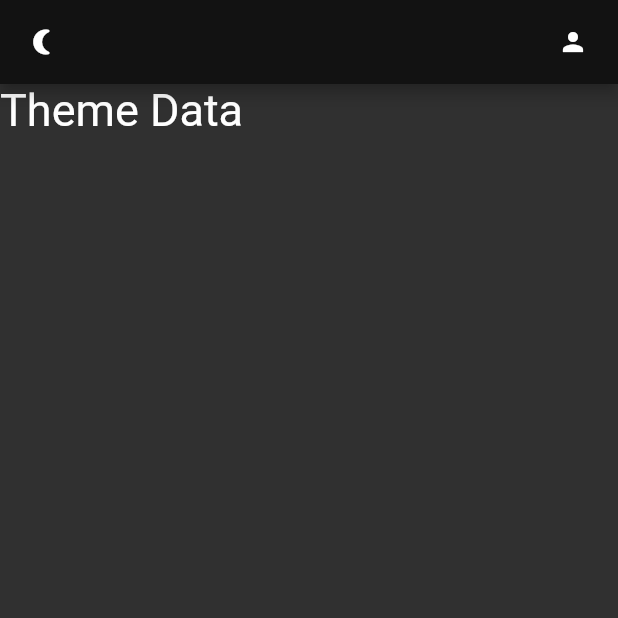
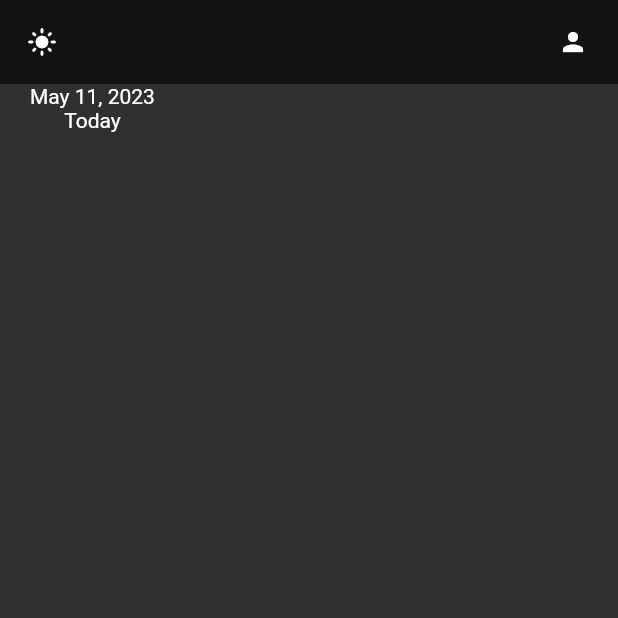
Before and after one commit to wnal4634/flutter_app, a Flutter app: the screen it shows after launch, after a tap on the "nightlight round" icon, on a phone screen of 412 x 824 dp, the top half of it. Run offline on Flutter 3.47's test engine with Material 2 defaults, Android fonts, the light colour scheme and no system bars; our stand-ins replace flutter_local_notifications, get, get_storage, table_calendar, timezone.

Commit message:
edit theme change, little date

```diff
--- a/lib/services/noti_services.dart
+++ b/lib/services/noti_services.dart
@@ -1 +1,133 @@
-class NotifyHelper {}
+import 'package:flutter/material.dart';
+import 'package:flutter_local_notifications/flutter_local_notifications.dart';
+import 'package:get/get.dart';
+import 'package:timezone/data/latest.dart' as tz;
+import 'package:timezone/timezone.dart' as tz;
+
+class NotifyHelper {
+  FlutterLocalNotificationsPlugin flutterLocalNotificationsPlugin =
+      FlutterLocalNotificationsPlugin(); //
+
+  initializeNotification() async {
+    tz.initializeTimeZones();
+    // final String timeZoneName = await FlutterNativeTimezone.getLocalTimezone();
+    // tz.setLocalLocation(tz.getLocation(timeZoneName));
+    final IOSInitializationSettings initializationSettingsIOS =
+        IOSInitializationSettings(
+      requestSoundPermission: false,
+      requestBadgePermission: false,
+      requestAlertPermission: false,
+      onDidReceiveLocalNotification: onDidReceiveLocalNotification,
+    );
+
+    const AndroidInitializationSettings initializationSettingsAndroid =
+        AndroidInitializationSettings(
+      'appicon',
+    );
+
+    final InitializationSettings initializationSettings =
+        InitializationSettings(
+      iOS: initializationSettingsIOS,
+      android: initializationSettingsAndroid,
+    );
+
+    await flutterLocalNotificationsPlugin.initialize(
+      initializationSettings,
+      onSelectNotification: selectNotification,
+    );
+  }
+
+  displayNotification({required String title, required String body}) async {
+    print("doing test");
+    var androidPlatformChannelSpecifics = const AndroidNotificationDetails(
+      'your channel id',
+      'your channel name',
+      importance: Importance.max,
+      priority: Priority.high,
+      icon: 'appicon',
+    );
+    var iOSPlatformChannelSpecifics = const IOSNotificationDetails();
+    var platformChannelSpecifics = NotificationDetails(
+      android: androidPlatformChannelSpecifics,
+      iOS: iOSPlatformChannelSpecifics,
+    );
+    await flutterLocalNotificationsPlugin.show(
+      0,
+      title,
+      body,
+      platformChannelSpecifics,
+      payload: 'It could be anything you pass',
+    );
+  }
+
+  scheduledNotification() async {
+    await flutterLocalNotificationsPlugin.zonedSchedule(
+        0,
+        'scheduled title',
+        'theme changes 5 seconds ago',
+        tz.TZDateTime.now(tz.local)
+            .add(const Duration(days: 0, minutes: 0, seconds: 5)),
+        const NotificationDetails(
+            android: AndroidNotificationDetails(
+          'your channel id',
+          'your channel name',
+        )),
+        androidAllowWhileIdle: true,
+        uiLocalNotificationDateInterpretation:
+            UILocalNotificationDateInterpretation.absoluteTime);
+  }
+
+  void requestIOSPermissions() {
+    flutterLocalNotificationsPlugin
+        .resolvePlatformSpecificImplementation<
+            IOSFlutterLocalNotificationsPlugin>()
+        ?.requestPermissions(
+          alert: true,
+          badge: true,
+          sound: true,
+        );
+  }
+
+  Future selectNotification(String? payload) async {
+    if (payload != null) {
+      print('notification payload: $payload');
+    } else {
+      print("Notification Done");
+    }
+    Get.to(
+      () => Container(
+        color: Colors.white,
+      ),
+    );
+  }
+
+  Future onDidReceiveLocalNotification(
+      int id, String? title, String? body, String? payload) async {
+    // display a dialog with the notification details, tap ok to go to another page
+    // showDialog(
+    //   //context: context,
+    //   builder: (BuildContext context) => CupertinoAlertDialog(
+    //     title: Text(title),
+    //     content: Text(body),
+    //     actions: [
+    //       CupertinoDialogAction(
+    //         isDefaultAction: true,
+    //         child: Text('Ok'),
+    //         onPressed: () async {
+    //           Navigator.of(context, rootNavigator: true).pop();
+    //           await Navigator.push(
+    //             context,
+    //             MaterialPageRoute(
+    //               builder: (context) => SecondScreen(payload),
+    //             ),
+    //           );
+    //         },
+    //       )
+    //     ],
+    //   ),
+    // );
+    Get.dialog(
+      const Text('welcome to flutter'),
+    );
+  }
+}
--- a/lib/ui/home_page.dart
+++ b/lib/ui/home_page.dart
@@ -1,4 +1,7 @@
 import 'package:flutter/material.dart';
+import 'package:get/get.dart';
+import 'package:intl/intl.dart';
+import 'package:note_calendar/services/noti_services.dart';
 import 'package:note_calendar/services/theme_services.dart';
 
 class HomePage extends StatefulWidget {
@@ -9,17 +12,40 @@ class HomePage extends StatefulWidget {
 }
 
 class _HomePageState extends State<HomePage> {
+  var notifyHelper;
+
+  @override
+  void initState() {
+    super.initState();
+    notifyHelper = NotifyHelper();
+    notifyHelper.initializeNotification();
+    notifyHelper.requestIOSPermissions();
+  }
+
   @override
   Widget build(BuildContext context) {
     return Scaffold(
       appBar: _appBar(),
-      body: const Column(
+      body: Column(
         children: [
-          Text(
-            'Theme Data',
-            style: TextStyle(
-              fontSize: 30,
-            ),
+          Row(
+            children: [
+              Padding(
+                padding: const EdgeInsets.symmetric(
+                  horizontal: 20,
+                ),
+                child: Column(
+                  children: [
+                    Text(
+                      DateFormat.yMMMMd().format(
+                        DateTime.now(),
+                      ),
+                    ),
+                    const Text('Today'),
+                  ],
+                ),
+              )
+            ],
           )
         ],
       ),
@@ -28,21 +54,32 @@ class _HomePageState extends State<HomePage> {
 
   _appBar() {
     return AppBar(
+      elevation: 0,
+      backgroundColor: context.theme.colorScheme.background,
       leading: GestureDetector(
         onTap: () {
           ThemeService().SwitchTheme();
+          notifyHelper.displayNotification(
+            title: 'Theme Changed',
+            body: Get.isDarkMode
+                ? 'Activated light Theme'
+                : 'Activated Dark Theme',
+          );
+          // notifyHelper.scheduledNotification();
         },
-        child: const Icon(
-          Icons.nightlight_round,
+        child: Icon(
+          Get.isDarkMode ? Icons.light_mode_rounded : Icons.nightlight_round,
           size: 20,
+          color: Get.isDarkMode ? Colors.white : Colors.black,
         ),
       ),
-      actions: const [
+      actions: [
         Icon(
           Icons.person,
           size: 20,
+          color: Get.isDarkMode ? Colors.white : Colors.black,
         ),
-        SizedBox(
+        const SizedBox(
           width: 20,
         )
       ],
--- a/lib/ui/theme.dart
+++ b/lib/ui/theme.dart
@@ -12,6 +12,7 @@ class Themes {
   static final light = ThemeData(
     colorScheme: const ColorScheme.light(
       primary: primaryClr,
+      background: Colors.white,
     ),
     brightness: Brightness.light,
   );
@@ -20,6 +21,7 @@ class Themes {
     colorScheme: const ColorScheme.dark(
       primary: darkGreyClr,
       brightness: Brightness.dark,
+      background: darkGreyClr,
     ),
   );
 }
--- a/pubspec.yaml
+++ b/pubspec.yaml
@@ -39,8 +39,9 @@ dependencies:
     sqflite: ^2.2.8+2
     get_storage: ^2.1.1
     get: ^4.6.5
-    flutter_local_notifications: ^14.0.0+1
+    flutter_local_notifications: ^9.1.5
     flutter_native_timezone: ^2.0.0
+    google_fonts: ^4.0.4
 
 dev_dependencies:
     flutter_test:
```
Also changed, not shown: pubspec.lock, 1 other file.
